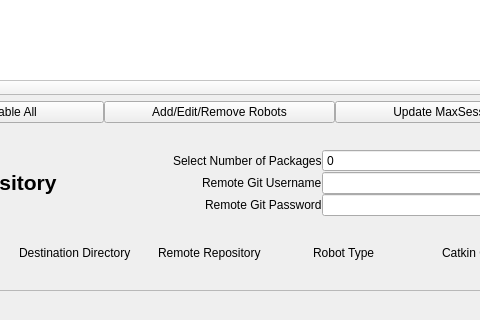
Old version of the form src/ui_files/Multilauncher.ui in the repository uf-reef-avl/multilauncher; both pictures show x 136 to 616 and y 250 to 570 of the 1403 by 799 pixel window.
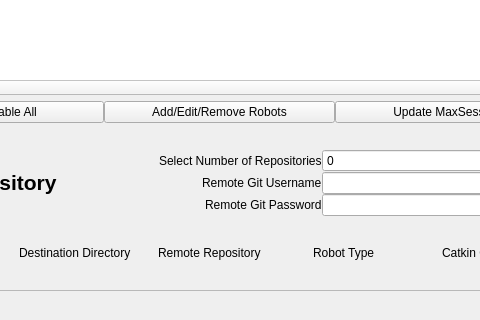
New version of the form.

Diff of the .ui file:
```diff
--- a/src/ui_files/Multilauncher.ui
+++ b/src/ui_files/Multilauncher.ui
@@ -411,7 +411,7 @@
           <item row="0" column="2" alignment="Qt::AlignRight">
            <widget class="QLabel" name="numofpackageslabel">
             <property name="text">
-             <string>Select Number of Packages</string>
+             <string>Select Number of Repositories</string>
             </property>
            </widget>
           </item>
```
Left out of the diff: 116 changed lines with no effect on the pictures.
